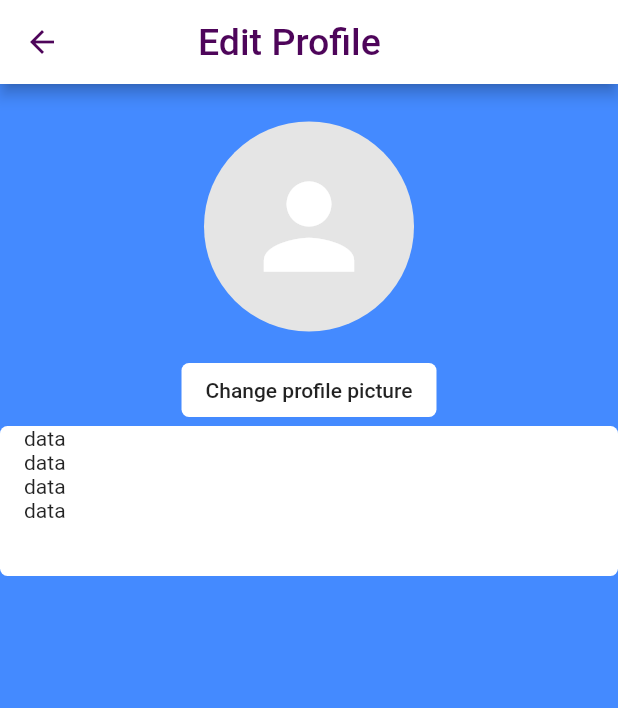
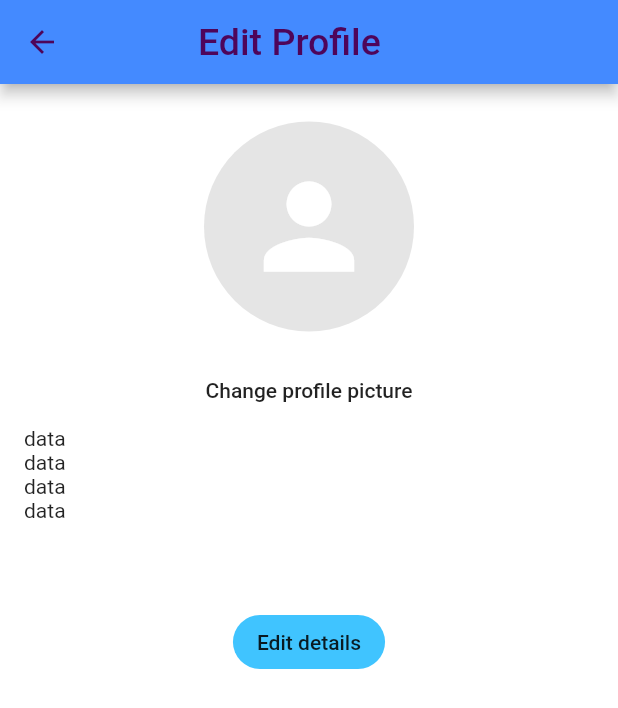
Before and after one commit to MelaTech30/Team_Melatech, a Flutter app: the ProfilePage screen opened directly, on a phone screen of 412 x 824 dp. Shown: the top 708 px of the screen. Run offline on Flutter 3.47's test engine with Material 2 defaults, Android fonts, the phone set to English and light mode, and no system bars; our stand-ins replace animated_splash_screen, charts_flutter; missing offline and left inert: dart:ffi.

Commit message:
Added edit

```diff
--- a/lib/profile.dart
+++ b/lib/profile.dart
@@ -1,4 +1,6 @@
 import 'package:flutter/material.dart';
+
+import 'edit.dart';
 
 class ProfilePage extends StatelessWidget {
   const ProfilePage({Key? key}) : super(key: key);
@@ -8,7 +10,7 @@ class ProfilePage extends StatelessWidget {
     return Scaffold(
       appBar: AppBar(
         iconTheme: const IconThemeData(color: Color(0xFF4e055a)),
-        backgroundColor: Colors.white,
+        backgroundColor: Colors.blueAccent,
         title: const Padding(
           padding: EdgeInsets.only(left: 60, right: 0),
           child: Text(
@@ -17,14 +19,14 @@ class ProfilePage extends StatelessWidget {
           ),
         ),
       ),
-      backgroundColor: Colors.blueAccent,
+      backgroundColor: Colors.white,
       body: Column(children: <Widget>[
         const SizedBox(
           height: 25,
         ),
         const Center(
           child: CircleAvatar(
-            backgroundColor: const Color(0xFFe5e5e5),
+            backgroundColor: Color(0xFFe5e5e5),
             radius: 70,
             child: Icon(
               Icons.person,
@@ -62,7 +64,18 @@ class ProfilePage extends StatelessWidget {
             ),
           ),
         ),
-      ]),
+        const SizedBox(height: 20,),
+        FlatButton(
+          color: Colors.lightBlueAccent,
+          shape: RoundedRectangleBorder(
+                borderRadius: BorderRadius.circular(20),
+              ),
+          onPressed: (){
+          showModalBottomSheet(context: context, builder: (context) => const Edit());
+        },
+        child: const Text('Edit details'))
+      ],
+     ),
     );
   }
 }
--- a/lib/rewards.dart
+++ b/lib/rewards.dart
@@ -4,7 +4,8 @@ import 'package:charts_flutter/flutter.dart' as charts;
 import 'package:melatech/trash.dart';
 import 'package:melatech/trash_chart.dart';
 
-class RewardPage extends StatelessWidget {
+// ignore: use_key_in_widget_constructors
+class  RewardPage extends StatelessWidget {
   final List<TrashChart> data = [
     TrashChart(
       month: 'Jan',
--- a/pubspec.yaml
+++ b/pubspec.yaml
@@ -36,6 +36,7 @@ dependencies:
   # Use with the CupertinoIcons class for iOS style icons.
   cupertino_icons: ^1.0.2
   charts_flutter: ^0.12.0
+  modal_bottom_sheet:
 
 dev_dependencies:
   flutter_test:
```
Also changed, not shown: lib/edit.dart (added, +75 -0 lines), pubspec.lock.
